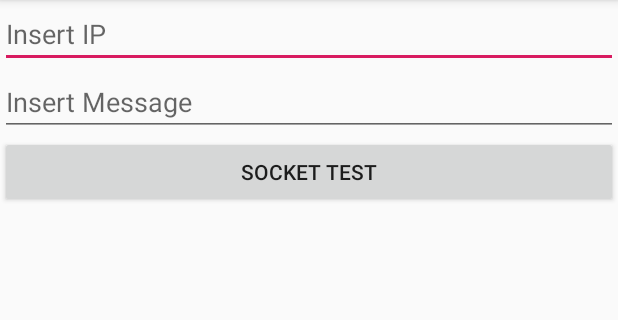
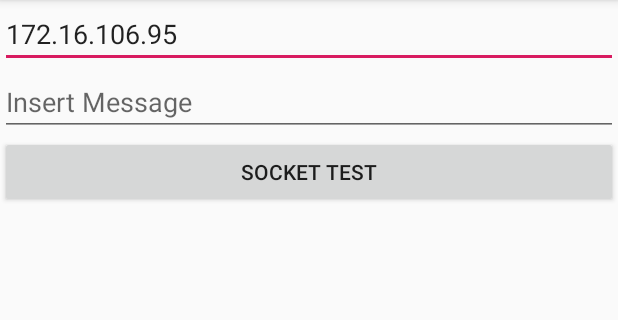
Before and after one commit to cherrytomato1/Cloudy, an Android app: the screen it shows after launch (MainActivity), after a tap on "SOCKET TEST", on a phone screen of 412 x 824 dp, the part 84-404 px from its top. Run offline under Robolectric (Android 15) with nearby library versions, the phone set to English and light mode, and no system bars; network calls fail.

Commit message:
EditText Host IP TESt

```diff
--- a/CloudyAndroid/app/src/main/AndroidManifest.xml
+++ b/CloudyAndroid/app/src/main/AndroidManifest.xml
@@ -1,6 +1,8 @@
 <?xml version="1.0" encoding="utf-8"?>
 <manifest xmlns:android="http://schemas.android.com/apk/res/android"
           package="com.example.cloudyandroid">
+
+    <uses-permission android:name="android.permission.INTERNET" />
 
     <application
             android:allowBackup="true"
--- a/CloudyAndroid/app/src/main/java/com/example/cloudyandroid/MainActivity.kt
+++ b/CloudyAndroid/app/src/main/java/com/example/cloudyandroid/MainActivity.kt
@@ -6,6 +6,8 @@ import android.os.Bundle
 import android.widget.EditText
 import android.widget.Toast
 import kotlinx.android.synthetic.main.activity_main.*
+import java.net.Socket
+
 
 class MainActivity : AppCompatActivity() {
 
@@ -14,16 +16,28 @@ class MainActivity : AppCompatActivity() {
         super.onCreate(savedInstanceState)
         setContentView(R.layout.activity_main)
 
-        var etMsg = findViewById(R.id.etMsg) as EditText
-        var etIp = findViewById<EditText>(R.id.etIp)
-        var sendMsg = "temp".toByteArray()
+        var Msg = findViewById(R.id.etMsg) as EditText
+        var etIP = findViewById<EditText>(R.id.etIp)
+        var sendMsg = "t".toByteArray()
 
-        var hostIP : Int
+        var hostIP ="test"
         val PORT = 8800
 
+        btnSend.setOnClickListener {
 
-        btnSend.setOnClickListener {
-            Toast.makeText(this,etMsg.text,Toast.LENGTH_LONG).show()
+
+            //hostIP = Integer.parseInt(etIP.text.toString())
+
+            hostIP = etIP.text.toString()
+
+
+            Toast.makeText(this,hostIP,Toast.LENGTH_LONG).show()
+            val sock = Socket(hostIP,PORT)
+
+            val outStream = sock.getOutputStream()
+            val inStrean = sock.getInputStream()
+
+
         }
     }
 }
--- a/CloudyAndroid/app/src/main/res/layout/activity_main.xml
+++ b/CloudyAndroid/app/src/main/res/layout/activity_main.xml
@@ -6,6 +6,7 @@
         xmlns:android="http://schemas.android.com/apk/res/android">
 
     <EditText
+            android:text="172.16.106.95"
             android:id="@+id/etIp"
             android:layout_width="match_parent"
             android:layout_height="wrap_content"
```
